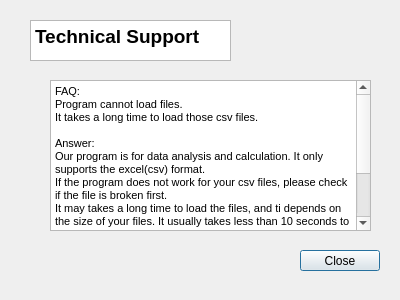
Before: the Qt Designer form src/tech_support.ui in dnewell/AcuitySTAR-Dashboard, drawn with Qt 5.
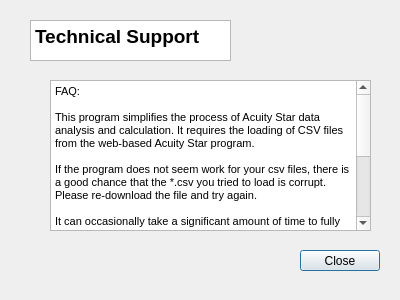
After: the same form once the commit is applied.

```diff
--- a/src/tech_support.ui
+++ b/src/tech_support.ui
@@ -71,15 +71,16 @@
 p, li { white-space: pre-wrap; }
 &lt;/style&gt;&lt;/head&gt;&lt;body style=&quot; font-family:'MS Shell Dlg 2'; font-size:8.25pt; font-weight:400; font-style:normal;&quot;&gt;
 &lt;p style=&quot; margin-top:0px; margin-bottom:0px; margin-left:0px; margin-right:0px; -qt-block-indent:0; text-indent:0px;&quot;&gt;FAQ:&lt;/p&gt;
-&lt;p style=&quot; margin-top:0px; margin-bottom:0px; margin-left:0px; margin-right:0px; -qt-block-indent:0; text-indent:0px;&quot;&gt;Program cannot load files.&lt;/p&gt;
-&lt;p style=&quot; margin-top:0px; margin-bottom:0px; margin-left:0px; margin-right:0px; -qt-block-indent:0; text-indent:0px;&quot;&gt;It takes a long time to load those csv files. &lt;/p&gt;
 &lt;p style=&quot;-qt-paragraph-type:empty; margin-top:0px; margin-bottom:0px; margin-left:0px; margin-right:0px; -qt-block-indent:0; text-indent:0px;&quot;&gt;&lt;br /&gt;&lt;/p&gt;
-&lt;p style=&quot; margin-top:0px; margin-bottom:0px; margin-left:0px; margin-right:0px; -qt-block-indent:0; text-indent:0px;&quot;&gt;Answer:&lt;/p&gt;
-&lt;p style=&quot; margin-top:0px; margin-bottom:0px; margin-left:0px; margin-right:0px; -qt-block-indent:0; text-indent:0px;&quot;&gt;Our program is for data analysis and calculation. It only supports the excel(csv) format.&lt;/p&gt;
-&lt;p style=&quot; margin-top:0px; margin-bottom:0px; margin-left:0px; margin-right:0px; -qt-block-indent:0; text-indent:0px;&quot;&gt;If the program does not work for your csv files, please check if the file is broken first. &lt;/p&gt;
-&lt;p style=&quot; margin-top:0px; margin-bottom:0px; margin-left:0px; margin-right:0px; -qt-block-indent:0; text-indent:0px;&quot;&gt;It may takes a long time to load the files, and ti depends on the size of your files. It usually takes less than 10 seconds to load.&lt;/p&gt;
+&lt;p style=&quot; margin-top:0px; margin-bottom:0px; margin-left:0px; margin-right:0px; -qt-block-indent:0; text-indent:0px;&quot;&gt;This program simplifies the process of Acuity Star data analysis and calculation. It requires the loading of CSV files from the web-based Acuity Star program.&lt;/p&gt;
 &lt;p style=&quot;-qt-paragraph-type:empty; margin-top:0px; margin-bottom:0px; margin-left:0px; margin-right:0px; -qt-block-indent:0; text-indent:0px;&quot;&gt;&lt;br /&gt;&lt;/p&gt;
-&lt;p style=&quot; margin-top:0px; margin-bottom:0px; margin-left:0px; margin-right:0px; -qt-block-indent:0; text-indent:0px;&quot;&gt;If you still have some confusion and want to connect us, please go to our website  &amp;quot;http://canteloupe.s3-website-us-east-1.amazonaws.com/help.html&amp;quot;. You can also connect us by sending message to &amp;quot;cantaloupe3307@gmail.com&amp;quot;.&lt;/p&gt;&lt;/body&gt;&lt;/html&gt;</string>
+&lt;p style=&quot; margin-top:0px; margin-bottom:0px; margin-left:0px; margin-right:0px; -qt-block-indent:0; text-indent:0px;&quot;&gt;If the program does not seem work for your csv files, there is a good chance that the *.csv you tried to load is corrupt.  Please re-download the file and try again.&lt;/p&gt;
+&lt;p style=&quot;-qt-paragraph-type:empty; margin-top:0px; margin-bottom:0px; margin-left:0px; margin-right:0px; -qt-block-indent:0; text-indent:0px;&quot;&gt;&lt;br /&gt;&lt;/p&gt;
+&lt;p style=&quot; margin-top:0px; margin-bottom:0px; margin-left:0px; margin-right:0px; -qt-block-indent:0; text-indent:0px;&quot;&gt;It can occasionally take a significant amount of time to fully load a file - this depends on the file size. It usually takes less than 10 seconds to load.&lt;/p&gt;
+&lt;p style=&quot;-qt-paragraph-type:empty; margin-top:0px; margin-bottom:0px; margin-left:0px; margin-right:0px; -qt-block-indent:0; text-indent:0px;&quot;&gt;&lt;br /&gt;&lt;/p&gt;
+&lt;p style=&quot; margin-top:0px; margin-bottom:0px; margin-left:0px; margin-right:0px; -qt-block-indent:0; text-indent:0px;&quot;&gt;If you have any questions for the dev team and want to connect with us, please go to our website  &amp;quot;http://canteloupe.s3-website-us-east-1.amazonaws.com/help.html&amp;quot;. You can also connect with us by sending message to &amp;quot;cantaloupe3307@gmail.com&amp;quot;.&lt;/p&gt;
+&lt;p style=&quot;-qt-paragraph-type:empty; margin-top:0px; margin-bottom:0px; margin-left:0px; margin-right:0px; -qt-block-indent:0; text-indent:0px;&quot;&gt;&lt;br /&gt;&lt;/p&gt;
+&lt;p style=&quot; margin-top:0px; margin-bottom:0px; margin-left:0px; margin-right:0px; -qt-block-indent:0; text-indent:0px;&quot;&gt;Team Canteloupe thanks you for using Acuity Star Dashboard!&lt;/p&gt;&lt;/body&gt;&lt;/html&gt;</string>
      </property>
     </widget>
    </widget>
```
